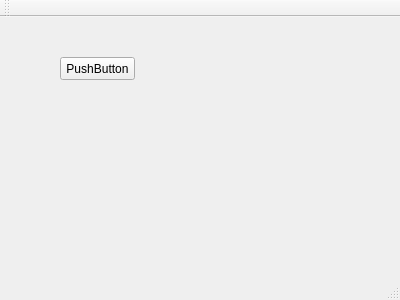
The window that OpenCVProgrammingExercises/opencvprogrammingexercises.ui (e173101/OpenCVProgrammingExercises) describes before a commit, drawn with Qt 5.
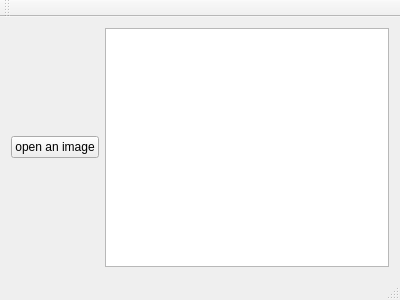
The same window after the commit.

```diff
--- a/OpenCVProgrammingExercises/opencvprogrammingexercises.ui
+++ b/OpenCVProgrammingExercises/opencvprogrammingexercises.ui
@@ -14,19 +14,18 @@
    <string>OpenCVProgrammingExercises</string>
   </property>
   <widget class="QWidget" name="centralWidget">
+   <layout class="QHBoxLayout" name="horizontalLayout">
+    <item>
    <widget class="QPushButton" name="pushButton_imread">
-    <property name="geometry">
-     <rect>
-      <x>60</x>
-      <y>40</y>
-      <width>75</width>
-      <height>23</height>
-     </rect>
-    </property>
     <property name="text">
-     <string>PushButton</string>
-    </property>
-   </widget>
+       <string>open an image</string>
+      </property>
+     </widget>
+    </item>
+    <item>
+     <widget class="QTextEdit" name="textEdit"/>
+    </item>
+   </layout>
   </widget>
   <widget class="QMenuBar" name="menuBar">
    <property name="geometry">
```
Lines whose indentation alone changed are shown as unchanged.
